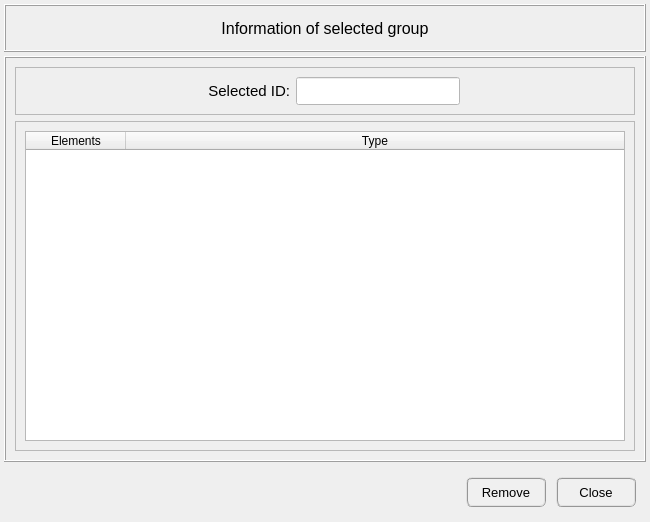
Old version of the form pulse/interface/ui_files/model/info/get_group_information.ui in the repository open-pulse/OpenPulse.
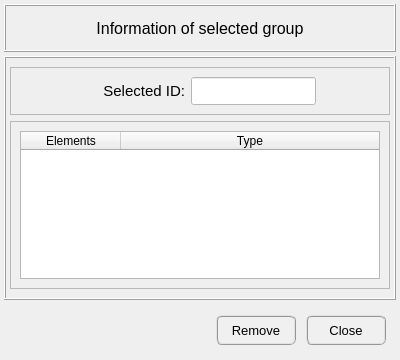
New version of the form.

The edit to the form file:
```diff
--- a/pulse/interface/ui_files/model/info/get_group_information.ui
+++ b/pulse/interface/ui_files/model/info/get_group_information.ui
@@ -6,20 +6,20 @@
    <rect>
     <x>0</x>
     <y>0</y>
-    <width>650</width>
-    <height>522</height>
+    <width>400</width>
+    <height>360</height>
    </rect>
   </property>
   <property name="minimumSize">
    <size>
-    <width>650</width>
-    <height>522</height>
+    <width>400</width>
+    <height>240</height>
    </size>
   </property>
   <property name="maximumSize">
    <size>
-    <width>650</width>
-    <height>522</height>
+    <width>600</width>
+    <height>500</height>
    </size>
   </property>
   <property name="windowTitle">
@@ -62,6 +62,12 @@
       <enum>QFrame::Raised</enum>
      </property>
      <layout class="QGridLayout" name="gridLayout_3">
+      <property name="leftMargin">
+       <number>4</number>
+      </property>
+      <property name="rightMargin">
+       <number>4</number>
+      </property>
       <item row="0" column="0">
        <widget class="QFrame" name="frame_selection">
         <property name="frameShape">
```
